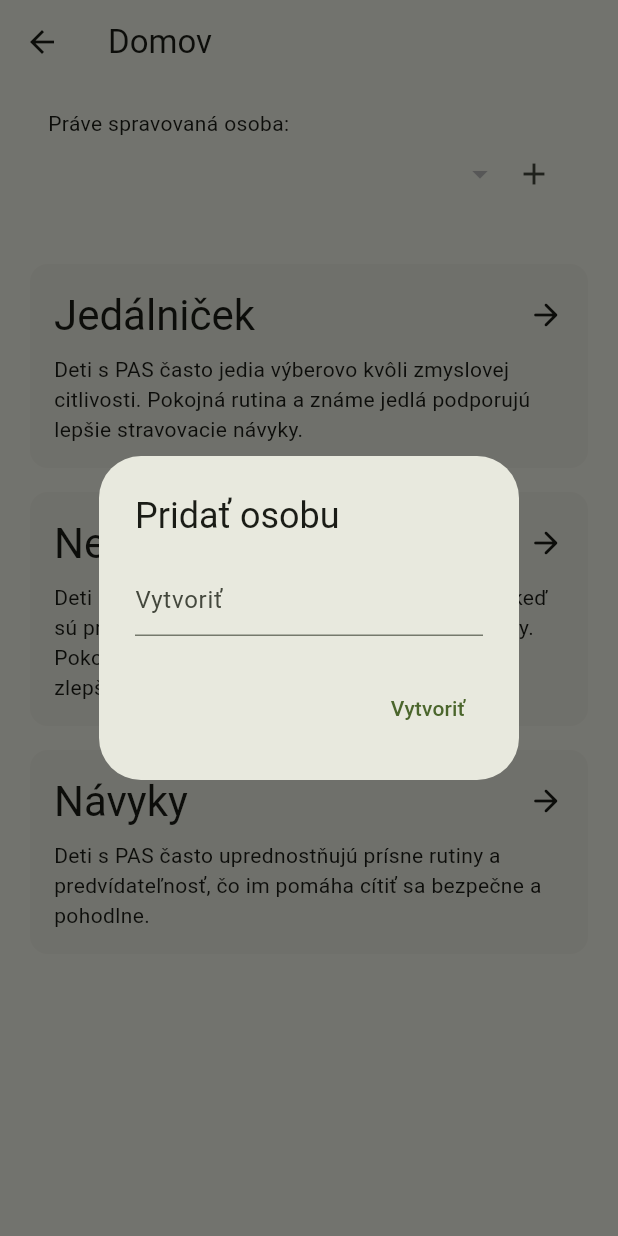
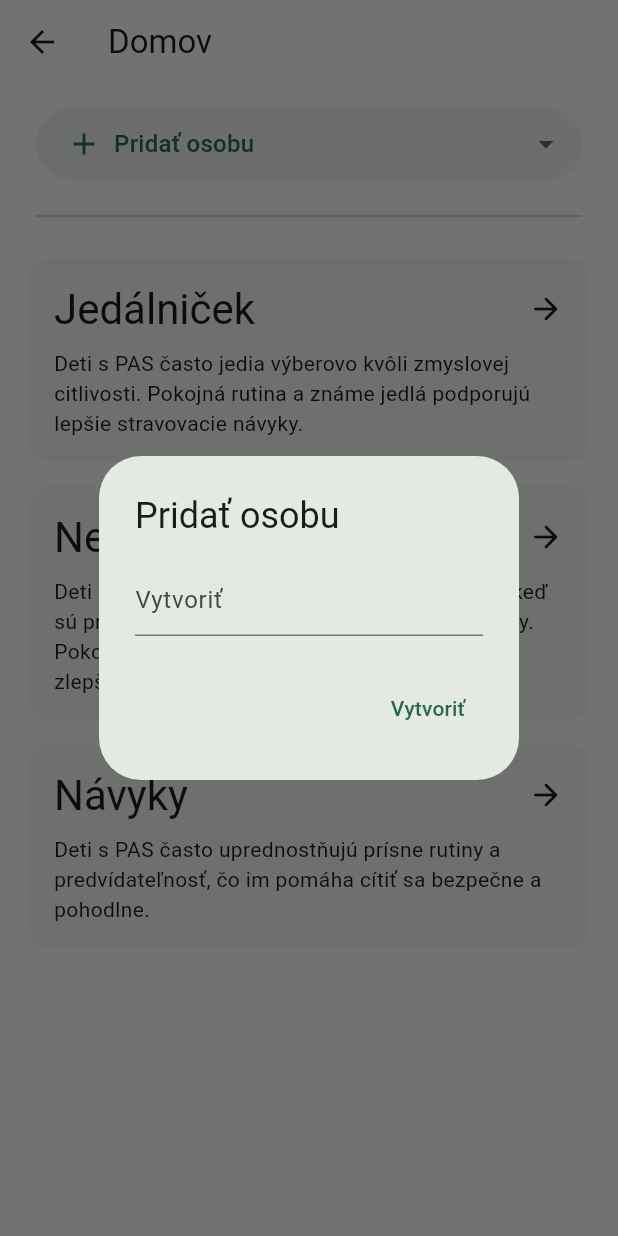
Before and after one commit to gingerbraden/aut-toolkit, a Flutter app: the HomePage screen opened directly, on a phone screen of 412 x 824 dp. Run offline on Flutter 3.47's test engine with Material 3 defaults, Android fonts, the phone set to English and light mode, and no system bars; our stand-ins replace firebase_auth, firebase_core, flutter_dotenv, flutter_image_compress, flutter_riverpod, go_router and 4 more; missing offline and left inert: slang; accounts and stored records are empty; generated files the repository leaves out were written again.

Commit message:
feat(app): visual changes to main screen

```diff
--- a/lib/core/widgets/square_image_filled_width.dart
+++ b/lib/core/widgets/square_image_filled_width.dart
@@ -18,7 +18,7 @@ class SquareImageFilledWidth extends StatelessWidget {
 
     final file = File(path);
     if (!file.existsSync()) {
-      return const Text("⚠️ Image not found");
+      return const Text("");
     }
 
     final screenWidth =
--- a/lib/features/eating_habits/view/eating_habit_edit.dart
+++ b/lib/features/eating_habits/view/eating_habit_edit.dart
@@ -265,14 +265,14 @@ class _EditEatingHabitScreenState extends ConsumerState<EatingHabitEdit> {
     }
   }
 
-  _imageButtons() {
+  Row _imageButtons() {
     return _image == null
         ? Row(
       mainAxisAlignment: MainAxisAlignment.spaceEvenly,
       children: [
         ElevatedButton.icon(
           onPressed: () async {
-            final imgPath = await ImageUtil.pickAndStoreImage();
+            final imgPath = await ImageUtil.pickAndStoreImage(Theme.of(context).colorScheme.surface, Theme.of(context).textTheme.headlineLarge!.color!);
             setState(() {
               _image = imgPath;
             });
@@ -287,7 +287,7 @@ class _EditEatingHabitScreenState extends ConsumerState<EatingHabitEdit> {
       children: [
         ElevatedButton.icon(
           onPressed: () async {
-            final imgPath = await ImageUtil.pickAndStoreImage();
+            final imgPath = await ImageUtil.pickAndStoreImage(Theme.of(context).colorScheme.surface, Theme.of(context).textTheme.headlineLarge!.color!);
             setState(() {
               ImageUtil.deleteImage(_image!);
               _image = imgPath;
--- a/lib/features/home/view/home_page.dart
+++ b/lib/features/home/view/home_page.dart
@@ -43,7 +43,10 @@ class _HomePageState extends ConsumerState<HomePage> {
             crossAxisAlignment: CrossAxisAlignment.start,
             children: [
               _selectedPersonArea(allPersons),
-              const SizedBox(height: 32),
+              Padding(
+                padding: EdgeInsets.symmetric(vertical: 16, horizontal: 8),
+                child: Divider(),
+              ),
               _buildCard(
                 t.eating_habits,
                 t.eating_habits_desc,
@@ -152,43 +155,75 @@ class _HomePageState extends ConsumerState<HomePage> {
   }
 
   Widget _selectedPersonArea(List<SelectedPerson> allPersons) {
+    final selected = allPersons.isEmpty
+        ? null
+        : allPersons.firstWhere(
+            (sp) => sp.isSelected,
+            orElse: () => allPersons.first,
+          );
     return Padding(
-      padding: const EdgeInsets.symmetric(horizontal: 16),
+      padding: const EdgeInsets.symmetric(horizontal: 8),
       child: Column(
         crossAxisAlignment: CrossAxisAlignment.start,
         children: [
-          Text(t.currently_managed_person),
           Row(
-            mainAxisAlignment: MainAxisAlignment.spaceBetween,
+            mainAxisAlignment: MainAxisAlignment.spaceEvenly,
             children: [
               Expanded(
-                child: DropdownButton<SelectedPerson>(
-                  value: allPersons.isEmpty
-                      ? null
-                      : allPersons.firstWhere((sp) => sp.isSelected),
+                child: DropdownButtonFormField<SelectedPerson>(
+                  initialValue: selected,
                   isExpanded: true,
-                  underline: const SizedBox.shrink(), // 🔥 removes underline completely
-                  items: allPersons.map((person) {
+                  decoration: InputDecoration(
+                    filled: true,
+                    fillColor: Theme.of(context).colorScheme.surfaceContainer,
+                    border: OutlineInputBorder(
+                      borderRadius: BorderRadius.circular(99),
+                      borderSide: BorderSide.none,
+                    ),
+                    contentPadding: const EdgeInsets.symmetric(
+                      horizontal: 16,
+                      vertical: 4,
+                    ),
+                  ),
+                  dropdownColor: Theme.of(context).colorScheme.surface,
+                  items: [
+                    ...allPersons.map((person) {
                       return DropdownMenuItem<SelectedPerson>(
                         value: person,
                         child: Text(
                           person.name,
-                        style: Theme.of(context).textTheme.headlineLarge,
+                          style: Theme.of(context).textTheme.titleLarge,
                         ),
                       );
                     }).toList(),
+                    DropdownMenuItem<SelectedPerson>(
+                      value: null,
+                      child: Row(
+                        children: [
+                          Icon(
+                            Icons.add,
+                            color: Theme.of(context).colorScheme.primary,
+                          ),
+                          const SizedBox(width: 8),
+                          Text(
+                            t.add_managed_person,
+                            style: Theme.of(context).textTheme.titleMedium
+                                ?.copyWith(
+                                  color: Theme.of(context).colorScheme.primary,
+                                ),
+                          ),
+                        ],
+                      ),
+                    ),
+                  ],
                   onChanged: (person) {
-                    if (person != null) {
+                    if (person == null) {
+                      _showCreatePersonDialog(false);
+                    } else {
                       ref.read(selectedPersonsProvider.notifier).add(person);
                     }
                   },
                 ),
-              ),
-              IconButton(
-                icon: Icon(Icons.add),
-                onPressed: () {
-                  _showCreatePersonDialog(false);
-                },
               ),
             ],
           ),
--- a/lib/features/settings/view/selected_person_management_tile.dart
+++ b/lib/features/settings/view/selected_person_management_tile.dart
@@ -47,7 +47,6 @@ class _SelectedPersonManagementTileState
               itemBuilder: (context, index) {
                 final person = people[index];
                 return ListTile(
-                  leading: const Icon(Icons.person),
                   title: Text(person.name),
                   trailing: Row(
                     mainAxisSize: MainAxisSize.min,
--- a/lib/i18n/en.i18n.json
+++ b/lib/i18n/en.i18n.json
@@ -98,5 +98,6 @@
   "image_changed": "Image was changed",
   "image_deleted": "Image was deleted",
   "entry_added": "Entry added",
-  "currently_managed_person": "Currently managed person:"
+  "currently_managed_person": "Currently managed person:",
+  "crop_image": "Crop image"
 }
--- a/lib/i18n/sk.i18n.json
+++ b/lib/i18n/sk.i18n.json
@@ -99,5 +99,6 @@
   "image_changed": "Obrázok bol zmenený",
   "image_deleted": "Obrázok bol odstránený",
   "entry_added": "Záznam pridaný",
-  "currently_managed_person": "Práve spravovaná osoba:"
+  "currently_managed_person": "Práve spravovaná osoba:",
+  "crop_image": "Orezať obrázok"
 }
```
Also changed, not shown: lib/core/utils/image_util.dart (+6 -6 lines), lib/core/widgets/filterable_list.dart (+11 -4 lines), lib/main.dart (+8 -2 lines), lib/i18n/strings.g.dart, lib/i18n/strings_en.g.dart, lib/i18n/strings_sk.g.dart, pubspec.lock. Lines whose indentation alone changed are shown as unchanged.
